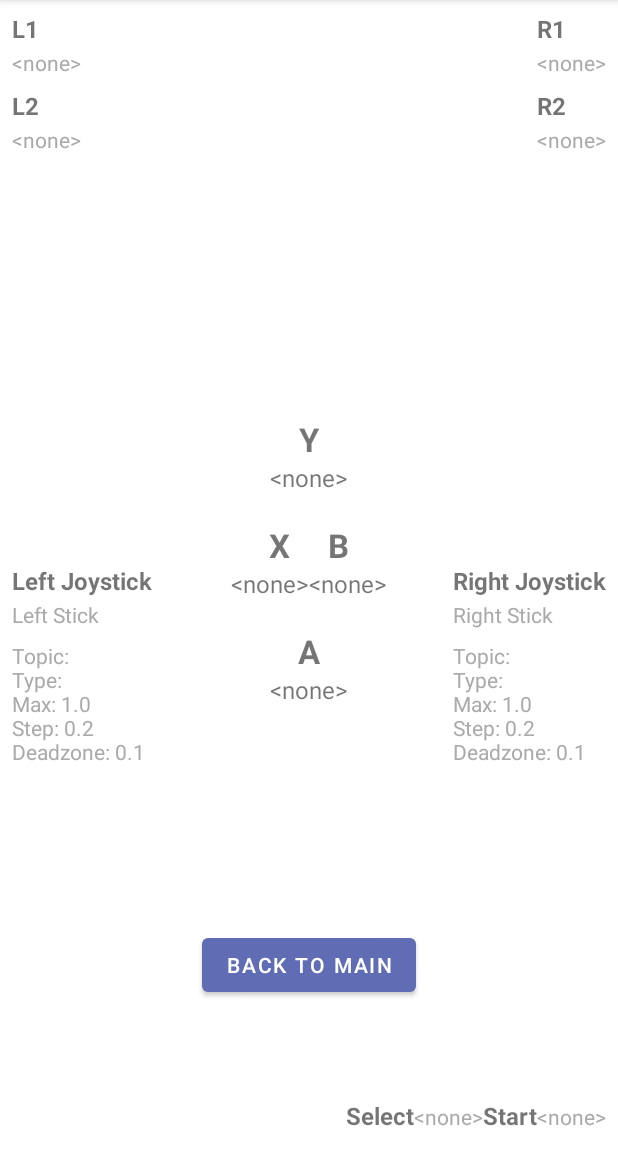
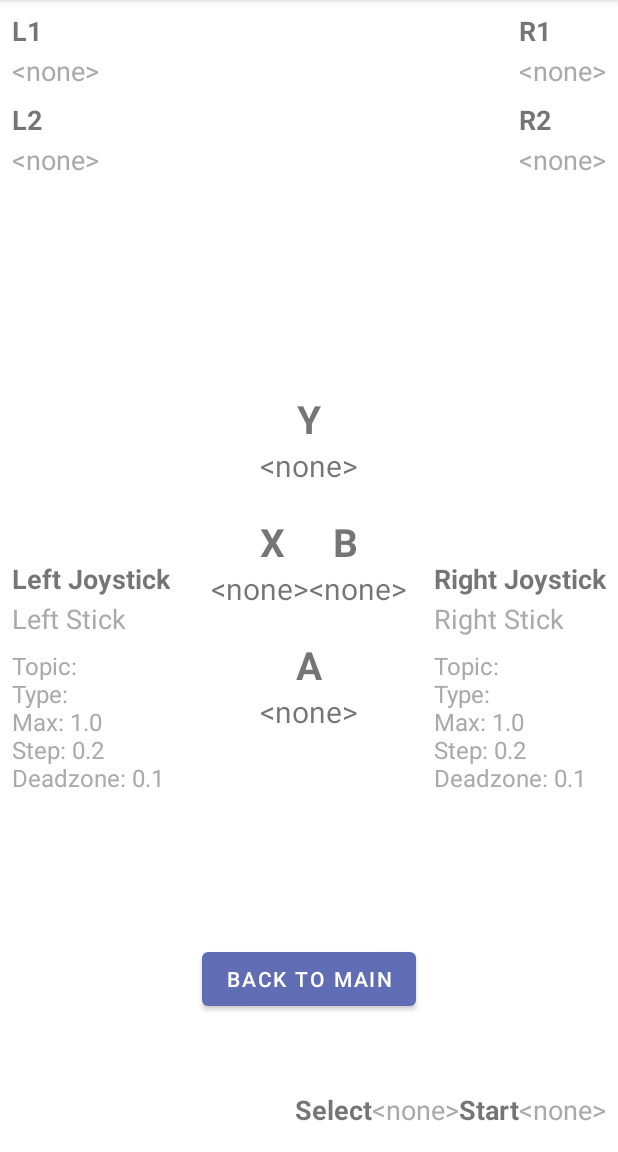
Before and after one commit to WinstonHar/Ros2BridgeMobile, an Android app built with Jetpack Compose: the ControllerOverviewActivity screen opened directly, with no data from a screen before it, on a phone screen of 412 x 824 dp, the part 84-1236 px from its top. Run offline under Robolectric (Android 15) with nearby library versions, the phone set to English and light mode, and no system bars; libraries missing offline, so code that uses them is left out: org.yaml.snakeyaml.

Commit message:
made text larger

```diff
--- a/app/src/main/res/layout/activity_controller_overview.xml
+++ b/app/src/main/res/layout/activity_controller_overview.xml
@@ -13,10 +13,10 @@
         android:padding="8dp"
         app:layout_constraintTop_toTopOf="parent"
         app:layout_constraintStart_toStartOf="parent">
-        <TextView android:id="@+id/label_l1" android:text="L1" style="@style/TriggerLabel" android:layout_width="wrap_content" android:layout_height="wrap_content" />
-        <TextView android:id="@+id/assignment_l1" style="@style/AssignmentLabel" android:layout_width="wrap_content" android:layout_height="wrap_content" />
-        <TextView android:id="@+id/label_l2" android:text="L2" style="@style/TriggerLabel" android:layout_width="wrap_content" android:layout_height="wrap_content" />
-        <TextView android:id="@+id/assignment_l2" style="@style/AssignmentLabel" android:layout_width="wrap_content" android:layout_height="wrap_content" />
+        <TextView android:id="@+id/label_l1" android:text="L1" style="@style/TriggerLabel" android:layout_width="wrap_content" android:layout_height="wrap_content" android:textSize="18sp" />
+        <TextView android:id="@+id/assignment_l1" style="@style/AssignmentLabel" android:layout_width="wrap_content" android:layout_height="wrap_content" android:textSize="18sp" />
+        <TextView android:id="@+id/label_l2" android:text="L2" style="@style/TriggerLabel" android:layout_width="wrap_content" android:layout_height="wrap_content" android:textSize="18sp" />
+        <TextView android:id="@+id/assignment_l2" style="@style/AssignmentLabel" android:layout_width="wrap_content" android:layout_height="wrap_content" android:textSize="18sp" />
     </LinearLayout>
 
     <!-- Top right: R1, R2 assignments -->
@@ -28,10 +28,10 @@
         android:padding="8dp"
         app:layout_constraintTop_toTopOf="parent"
         app:layout_constraintEnd_toEndOf="parent">
-        <TextView android:id="@+id/label_r1" android:text="R1" style="@style/TriggerLabel" android:layout_width="wrap_content" android:layout_height="wrap_content" />
-        <TextView android:id="@+id/assignment_r1" style="@style/AssignmentLabel" android:layout_width="wrap_content" android:layout_height="wrap_content" />
-        <TextView android:id="@+id/label_r2" android:text="R2" style="@style/TriggerLabel" android:layout_width="wrap_content" android:layout_height="wrap_content" />
-        <TextView android:id="@+id/assignment_r2" style="@style/AssignmentLabel" android:layout_width="wrap_content" android:layout_height="wrap_content" />
+        <TextView android:id="@+id/label_r1" android:text="R1" style="@style/TriggerLabel" android:layout_width="wrap_content" android:layout_height="wrap_content" android:textSize="18sp" />
+        <TextView android:id="@+id/assignment_r1" style="@style/AssignmentLabel" android:layout_width="wrap_content" android:layout_height="wrap_content" android:textSize="18sp" />
+        <TextView android:id="@+id/label_r2" android:text="R2" style="@style/TriggerLabel" android:layout_width="wrap_content" android:layout_height="wrap_content" android:textSize="18sp" />
+        <TextView android:id="@+id/assignment_r2" style="@style/AssignmentLabel" android:layout_width="wrap_content" android:layout_height="wrap_content" android:textSize="18sp" />
     </LinearLayout>
 
     <!-- Center left: Left joystick assignment -->
@@ -44,12 +44,12 @@
         app:layout_constraintStart_toStartOf="parent"
         app:layout_constraintTop_toBottomOf="@id/left_triggers_container"
         app:layout_constraintBottom_toBottomOf="parent">
-        <TextView android:id="@+id/label_left_joystick" android:text="Left Joystick" style="@style/TriggerLabel" android:layout_width="wrap_content" android:layout_height="wrap_content" />
-        <TextView android:id="@+id/assignment_left_joystick" style="@style/AssignmentLabel" android:layout_width="wrap_content" android:layout_height="wrap_content" />
+        <TextView android:id="@+id/label_left_joystick" android:text="Left Joystick" style="@style/TriggerLabel" android:layout_width="wrap_content" android:layout_height="wrap_content" android:textSize="18sp" />
+        <TextView android:id="@+id/assignment_left_joystick" style="@style/AssignmentLabel" android:layout_width="wrap_content" android:layout_height="wrap_content" android:textSize="18sp" />
         <TextView
             android:id="@+id/info_left_joystick"
             android:text=""
-            android:textSize="14sp"
+            android:textSize="16sp"
             android:textColor="@android:color/darker_gray"
             android:layout_width="wrap_content"
             android:layout_height="wrap_content" />
@@ -65,12 +65,12 @@
         app:layout_constraintEnd_toEndOf="parent"
         app:layout_constraintTop_toBottomOf="@id/right_triggers_container"
         app:layout_constraintBottom_toBottomOf="parent">
-        <TextView android:id="@+id/label_right_joystick" android:text="Right Joystick" style="@style/TriggerLabel" android:layout_width="wrap_content" android:layout_height="wrap_content" />
-        <TextView android:id="@+id/assignment_right_joystick" style="@style/AssignmentLabel" android:layout_width="wrap_content" android:layout_height="wrap_content" />
+        <TextView android:id="@+id/label_right_joystick" android:text="Right Joystick" style="@style/TriggerLabel" android:layout_width="wrap_content" android:layout_height="wrap_content" android:textSize="18sp" />
+        <TextView android:id="@+id/assignment_right_joystick" style="@style/AssignmentLabel" android:layout_width="wrap_content" android:layout_height="wrap_content" android:textSize="18sp" />
         <TextView
             android:id="@+id/info_right_joystick"
             android:text=""
-            android:textSize="14sp"
+            android:textSize="16sp"
             android:textColor="@android:color/darker_gray"
             android:layout_width="wrap_content"
             android:layout_height="wrap_content" />
@@ -90,7 +90,7 @@
         <TextView
             android:id="@+id/label_y"
             android:text="Y"
-            android:textSize="22sp"
+            android:textSize="26sp"
             android:textStyle="bold"
             android:layout_width="wrap_content"
             android:layout_height="wrap_content"
@@ -100,7 +100,7 @@
         <TextView
             android:id="@+id/assignment_y"
             android:text="none"
-            android:textSize="16sp"
+            android:textSize="20sp"
             android:layout_width="wrap_content"
             android:layout_height="wrap_content"
             app:layout_constraintTop_toBottomOf="@id/label_y"
@@ -121,7 +121,7 @@
         <TextView
             android:id="@+id/label_x"
             android:text="X"
-            android:textSize="22sp"
+            android:textSize="26sp"
             android:textStyle="bold"
             android:layout_width="wrap_content"
             android:layout_height="wrap_content"
@@ -131,7 +131,7 @@
         <TextView
             android:id="@+id/assignment_x"
             android:text="none"
-            android:textSize="16sp"
+            android:textSize="20sp"
             android:layout_width="wrap_content"
             android:layout_height="wrap_content"
             app:layout_constraintTop_toBottomOf="@id/label_x"
@@ -152,7 +152,7 @@
         <TextView
             android:id="@+id/label_b"
             android:text="B"
-            android:textSize="22sp"
+            android:textSize="26sp"
             android:textStyle="bold"
             android:layout_width="wrap_content"
             android:layout_height="wrap_content"
@@ -162,7 +162,7 @@
         <TextView
             android:id="@+id/assignment_b"
             android:text="none"
-            android:textSize="16sp"
+            android:textSize="20sp"
             android:layout_width="wrap_content"
             android:layout_height="wrap_content"
             app:layout_constraintTop_toBottomOf="@id/label_b"
@@ -183,7 +183,7 @@
         <TextView
             android:id="@+id/label_a"
             android:text="A"
-            android:textSize="22sp"
+            android:textSize="26sp"
             android:textStyle="bold"
             android:layout_width="wrap_content"
             android:layout_height="wrap_content"
@@ -193,7 +193,7 @@
         <TextView
             android:id="@+id/assignment_a"
             android:text="none"
-            android:textSize="16sp"
+            android:textSize="20sp"
             android:layout_width="wrap_content"
             android:layout_height="wrap_content"
             app:layout_constraintTop_toBottomOf="@id/label_a"
@@ -209,6 +209,7 @@
             app:layout_constraintTop_toBottomOf="@id/assignment_a"
             app:layout_constraintStart_toStartOf="parent"
             app:layout_constraintEnd_toEndOf="parent" />
+
     </androidx.constraintlayout.widget.ConstraintLayout>
 
     <!-- Select and Start above bottom bar, below right joystick -->
@@ -221,10 +222,10 @@
         android:gravity="end"
         app:layout_constraintBottom_toBottomOf="parent"
         app:layout_constraintEnd_toEndOf="parent">
-        <TextView android:id="@+id/label_select" android:text="Select" style="@style/TriggerLabel" android:layout_width="wrap_content" android:layout_height="wrap_content" />
-        <TextView android:id="@+id/assignment_select" style="@style/AssignmentLabel" android:layout_width="wrap_content" android:layout_height="wrap_content" />
-        <TextView android:id="@+id/label_start" android:text="Start" style="@style/TriggerLabel" android:layout_width="wrap_content" android:layout_height="wrap_content" />
-        <TextView android:id="@+id/assignment_start" style="@style/AssignmentLabel" android:layout_width="wrap_content" android:layout_height="wrap_content" />
+        <TextView android:id="@+id/label_select" android:text="Select" style="@style/TriggerLabel" android:layout_width="wrap_content" android:layout_height="wrap_content" android:textSize="18sp" />
+        <TextView android:id="@+id/assignment_select" style="@style/AssignmentLabel" android:layout_width="wrap_content" android:layout_height="wrap_content" android:textSize="18sp" />
+        <TextView android:id="@+id/label_start" android:text="Start" style="@style/TriggerLabel" android:layout_width="wrap_content" android:layout_height="wrap_content" android:textSize="18sp" />
+        <TextView android:id="@+id/assignment_start" style="@style/AssignmentLabel" android:layout_width="wrap_content" android:layout_height="wrap_content" android:textSize="18sp" />
     </LinearLayout>
 
 
```
Also changed, not shown: app/src/main/java/com/example/testros2jsbridge/ControllerOverviewActivity.kt (line endings or trailing spaces), 1 other file.
